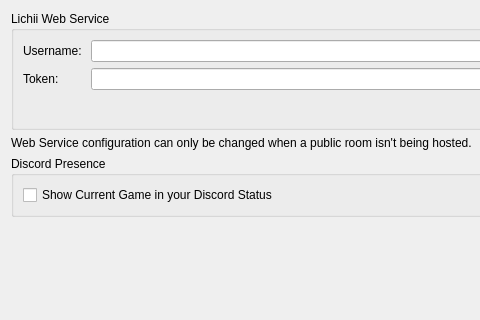
codyrainy-bit/TuttiFruchii, file src/lichii/configuration/configure_web.ui: the form before one commit; both pictures show x 0 to 480 and y 0 to 320 of the 926 by 561 pixel window.
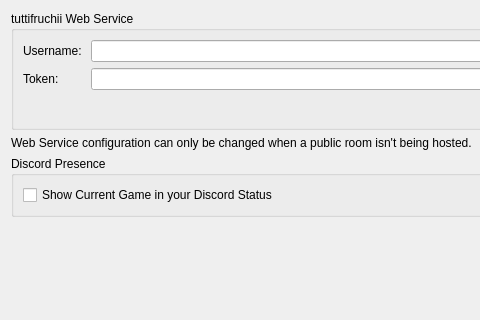
The form after the commit.

Commit message: branding: rename the product to tuttifruchii, new icon, drop crypto links

Patch:
```diff
--- a/src/lichii/configuration/configure_web.ui
+++ b/src/lichii/configuration/configure_web.ui
@@ -22,7 +22,7 @@
      <item>
       <widget class="QGroupBox" name="groupBoxWebConfig">
        <property name="title">
-        <string>Lichii Web Service</string>
+        <string>tuttifruchii Web Service</string>
        </property>
        <layout class="QVBoxLayout" name="verticalLayoutLichiiWebService">
         <item>
```
The commit also changes 31 other files.
